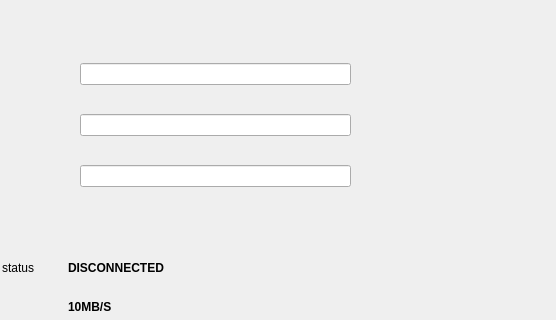
The window that Client/mainwindow.ui (xyanrch/overplus) describes before a commit, drawn with Qt 5; both pictures show x 92 to 648 and y 0 to 320 of the 648 by 800 pixel window.
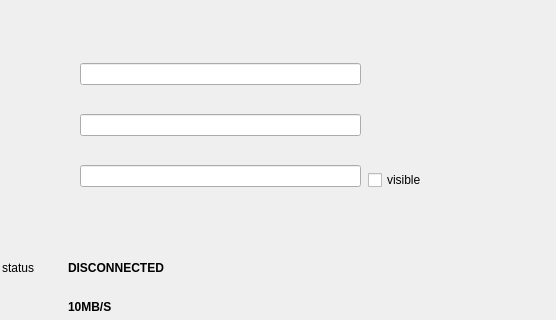
The same window after the commit.

Patch:
```diff
--- a/Client/mainwindow.ui
+++ b/Client/mainwindow.ui
@@ -52,7 +52,7 @@
      <rect>
       <x>172</x>
       <y>40</y>
-      <width>271</width>
+      <width>281</width>
       <height>171</height>
      </rect>
     </property>
@@ -64,7 +64,11 @@
       <widget class="QLineEdit" name="HOST_PORT"/>
      </item>
      <item>
-      <widget class="QLineEdit" name="HOST_PORT_2"/>
+      <widget class="QLineEdit" name="HOST_PASSWD">
+       <property name="echoMode">
+        <enum>QLineEdit::Password</enum>
+       </property>
+      </widget>
      </item>
     </layout>
    </widget>
@@ -94,7 +98,7 @@
      </item>
     </layout>
    </widget>
-   <widget class="QWidget" name="">
+   <widget class="QWidget" name="layoutWidget">
     <property name="geometry">
      <rect>
       <x>30</x>
@@ -127,7 +131,7 @@
      </item>
     </layout>
    </widget>
-   <widget class="QWidget" name="">
+   <widget class="QWidget" name="layoutWidget">
     <property name="geometry">
      <rect>
       <x>160</x>
@@ -175,6 +179,19 @@
      </item>
     </layout>
    </widget>
+   <widget class="QCheckBox" name="checkBox">
+    <property name="geometry">
+     <rect>
+      <x>460</x>
+      <y>170</y>
+      <width>91</width>
+      <height>20</height>
+     </rect>
+    </property>
+    <property name="text">
+     <string>visible</string>
+    </property>
+   </widget>
   </widget>
   <widget class="QMenuBar" name="menubar">
    <property name="geometry">
```
